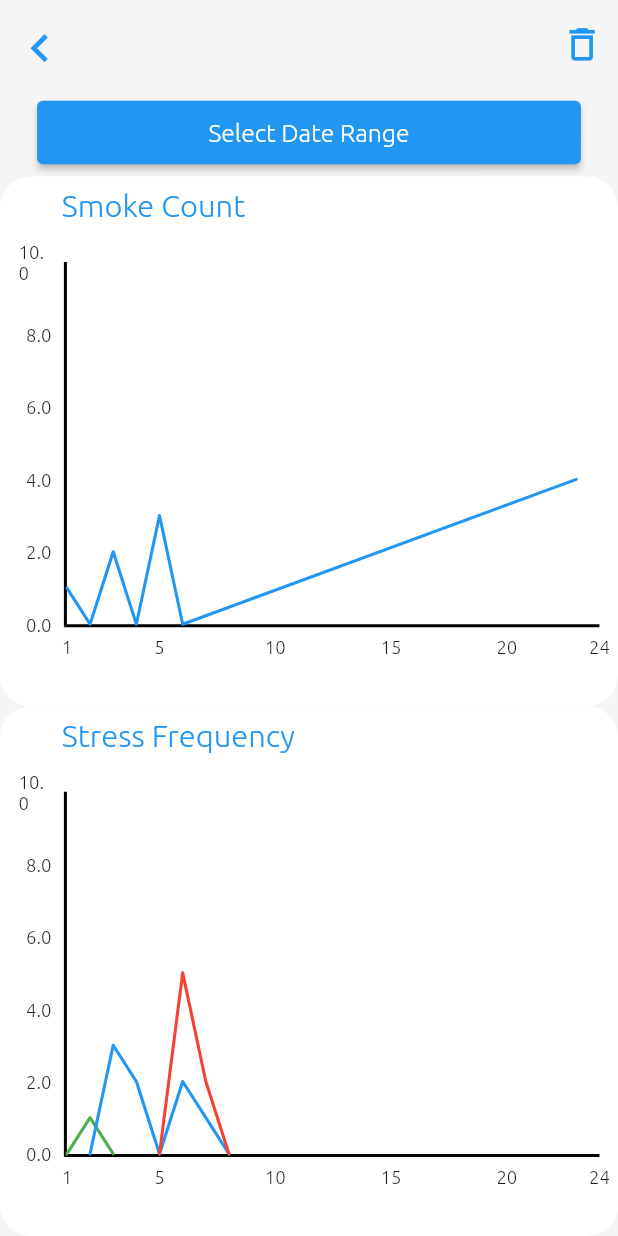
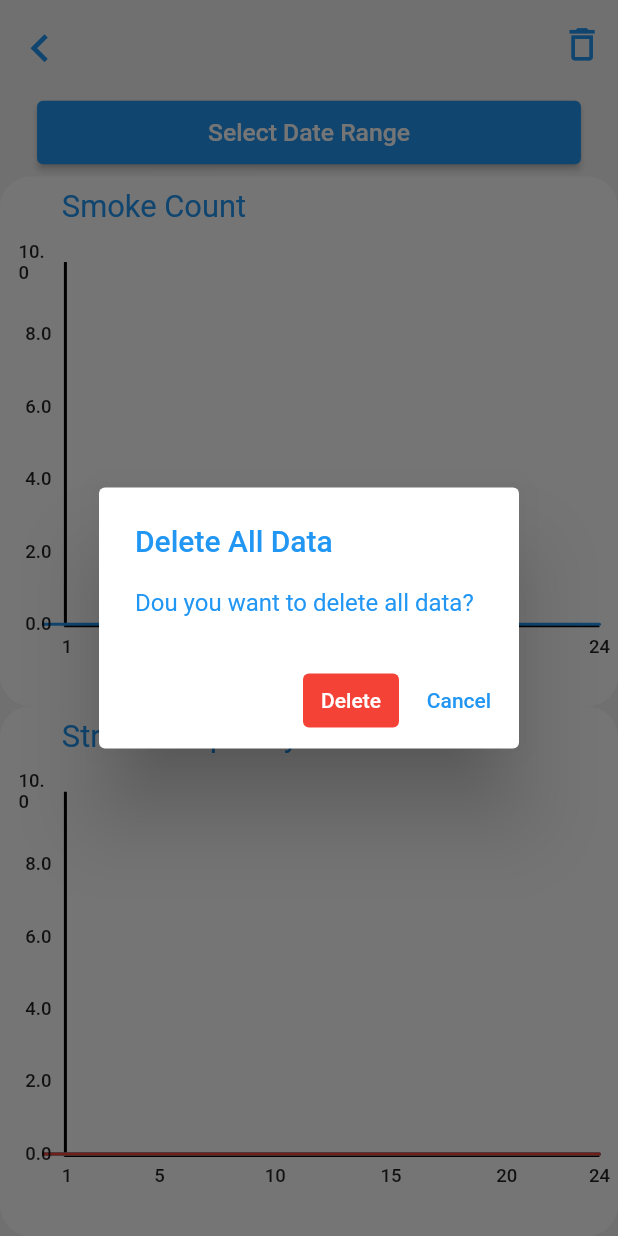
Before and after one commit to erdemsiyam/sigara_metre, a Flutter app: the ChartPage screen opened directly, after a tap on the "delete outline" icon, on a phone screen of 412 x 824 dp. Run offline on Flutter 3.47's test engine with Material 2 defaults, Android fonts, the phone set to English and light mode, and no system bars; drawn by our look-alikes of fl_chart; our stand-ins replace device_preview, sqflite, toggle_switch; missing offline and left inert: date_range_picker; accounts and stored records are empty.

```diff
--- a/lib/pages/chart/chart_page.dart
+++ b/lib/pages/chart/chart_page.dart
@@ -1,12 +1,19 @@
 import 'package:flutter/material.dart';
+import 'package:provider/provider.dart';
 import 'package:sigara_metre/pages/chart/widget/smoke_chart_widget.dart';
 import 'package:sigara_metre/pages/chart/widget/stress_chart_widget.dart';
+import 'package:sigara_metre/provider/chart_provider.dart';
 import 'package:sigara_metre/util/context_extension.dart';
 import 'package:date_range_picker/date_range_picker.dart' as DateRangePicker;
 
 class ChartPage extends StatelessWidget {
+  ChartProvider _chartProvider;
   @override
   Widget build(BuildContext context) {
+    _chartProvider = Provider.of<ChartProvider>(context, listen: false);
+
+    initData();
+
     return Scaffold(
       backgroundColor: Colors.grey[100],
       body: SafeArea(
@@ -37,6 +44,13 @@ class ChartPage extends StatelessWidget {
     );
   }
 
+  void initData() {
+    // ilk veri çekilir
+    if (_chartProvider.chartData == ChartData.INIT) {
+      _chartProvider.getChartsData(DateTime.now(), DateTime.now());
+    }
+  }
+
   Widget topButtons(BuildContext context) {
     return Row(
       mainAxisSize: MainAxisSize.max,
@@ -59,10 +73,48 @@ class ChartPage extends StatelessWidget {
             color: Colors.blue,
           ),
           onPressed: () {
-            // TODO  delete
+            customShowDialog(context);
           },
         ),
       ],
+    );
+  }
+
+  void customShowDialog(BuildContext context) {
+    showDialog(
+      context: context,
+      builder: (_) {
+        return AlertDialog(
+          title: Text('Delete All Data'),
+          content: Text('Dou you want to delete all data?'),
+          actions: [
+            TextButton(
+              onPressed: () {
+                _chartProvider.deleteAllData();
+                Navigator.of(context).pop();
+              },
+              child: Text(
+                'Delete',
+                style: context.theme.textTheme.bodyText1.copyWith(
+                  color: Colors.white,
+                ),
+              ),
+              style: ButtonStyle(
+                backgroundColor: MaterialStateProperty.all<Color>(Colors.red),
+              ),
+            ),
+            TextButton(
+              onPressed: () {
+                Navigator.of(context).pop();
+              },
+              child: Text(
+                'Cancel',
+                style: context.theme.textTheme.bodyText1,
+              ),
+            ),
+          ],
+        );
+      },
     );
   }
 
@@ -94,8 +146,7 @@ class ChartPage extends StatelessWidget {
       lastDate: DateTime(2022),
     );
     if (picked != null && picked.length == 2) {
-      // TODO alttakini aç
-      // _smokeProvider.getChartsData(picked[0], picked[1]);
+      _chartProvider.getChartsData(picked[0], picked[1]);
     }
   }
 }
--- a/lib/pages/chart/widget/smoke_chart_widget.dart
+++ b/lib/pages/chart/widget/smoke_chart_widget.dart
@@ -1,18 +1,34 @@
 import 'package:fl_chart/fl_chart.dart';
 import 'package:flutter/material.dart';
+import 'package:provider/provider.dart';
+import 'package:sigara_metre/provider/chart_provider.dart';
 import 'package:sigara_metre/util/context_extension.dart';
 
 class SmokeChartWidget extends StatelessWidget {
-  List<FlSpot> flSpots = [];
+  ChartProvider _chartProvider;
   @override
   Widget build(BuildContext context) {
-    flSpots.add(FlSpot(1, 1));
-    flSpots.add(FlSpot(2, 0));
-    flSpots.add(FlSpot(3, 2));
-    flSpots.add(FlSpot(4, 0));
-    flSpots.add(FlSpot(5, 3));
-    flSpots.add(FlSpot(6, 0));
-    flSpots.add(FlSpot(23, 4));
+    // flSpots.add(FlSpot(1, 1));
+    // flSpots.add(FlSpot(2, 0));
+    // flSpots.add(FlSpot(3, 2));
+    // flSpots.add(FlSpot(4, 0));
+    // flSpots.add(FlSpot(5, 3));
+    // flSpots.add(FlSpot(6, 0));
+    // flSpots.add(FlSpot(23, 4));
+    _chartProvider = Provider.of<ChartProvider>(context);
+    switch (_chartProvider.chartData) {
+      case ChartData.INIT:
+      case ChartData.LOADING:
+        return Row(
+          mainAxisAlignment: MainAxisAlignment.center,
+          children: [CircularProgressIndicator()],
+        );
+      case ChartData.DONE:
+        return chart(context);
+    }
+  }
+
+  Widget chart(BuildContext context) {
     return Container(
       alignment: Alignment.center,
       child: Container(
@@ -114,7 +130,7 @@ class SmokeChartWidget extends StatelessWidget {
 
   LineChartBarData linesBarData(BuildContext context) {
     return LineChartBarData(
-      spots: flSpots,
+      spots: _chartProvider.spotSmokes,
       isCurved: false,
       colors: [
         Colors.blue,
--- a/lib/pages/chart/widget/stress_chart_widget.dart
+++ b/lib/pages/chart/widget/stress_chart_widget.dart
@@ -1,41 +1,55 @@
 import 'package:fl_chart/fl_chart.dart';
 import 'package:flutter/material.dart';
+import 'package:provider/provider.dart';
+import 'package:sigara_metre/provider/chart_provider.dart';
 import 'package:sigara_metre/util/context_extension.dart';
 
 class StressChartWidget extends StatelessWidget {
-  List<FlSpot> flSpotsFine = [];
-  List<FlSpot> flSpotsNormal = [];
-  List<FlSpot> flSpotsStress = [];
+  ChartProvider _chartProvider;
   @override
   Widget build(BuildContext context) {
-    flSpotsFine.add(FlSpot(1, 0));
-    flSpotsFine.add(FlSpot(2, 1));
-    flSpotsFine.add(FlSpot(3, 0));
-    // flSpotsFine.add(FlSpot(4, 0));
-    // flSpotsFine.add(FlSpot(5, 0));
-    // flSpotsFine.add(FlSpot(6, 0));
-    // flSpotsFine.add(FlSpot(7, 0));
+    // flSpotsFine.add(FlSpot(1, 0));
+    // flSpotsFine.add(FlSpot(2, 1));
+    // flSpotsFine.add(FlSpot(3, 0));
+    // // flSpotsFine.add(FlSpot(4, 0));
+    // // flSpotsFine.add(FlSpot(5, 0));
+    // // flSpotsFine.add(FlSpot(6, 0));
+    // // flSpotsFine.add(FlSpot(7, 0));
 
-    // flSpotsNormal.add(FlSpot(1, 0));
-    flSpotsNormal.add(FlSpot(2, 0));
-    flSpotsNormal.add(FlSpot(3, 3));
-    flSpotsNormal.add(FlSpot(4, 2));
-    flSpotsNormal.add(FlSpot(5, 0));
-    flSpotsNormal.add(FlSpot(6, 2));
-    flSpotsNormal.add(FlSpot(7, 1));
-    flSpotsNormal.add(FlSpot(8, 0));
-    // flSpotsNormal.add(FlSpot(6, 0));
-    // flSpotsNormal.add(FlSpot(7, 0));
+    // // flSpotsNormal.add(FlSpot(1, 0));
+    // flSpotsNormal.add(FlSpot(2, 0));
+    // flSpotsNormal.add(FlSpot(3, 3));
+    // flSpotsNormal.add(FlSpot(4, 2));
+    // flSpotsNormal.add(FlSpot(5, 0));
+    // flSpotsNormal.add(FlSpot(6, 2));
+    // flSpotsNormal.add(FlSpot(7, 1));
+    // flSpotsNormal.add(FlSpot(8, 0));
+    // // flSpotsNormal.add(FlSpot(6, 0));
+    // // flSpotsNormal.add(FlSpot(7, 0));
 
-    // flSpotsStress.add(FlSpot(1, 0));
-    // flSpotsStress.add(FlSpot(2, 0));
-    // flSpotsStress.add(FlSpot(3, 0));
-    // flSpotsStress.add(FlSpot(4, 0));
-    flSpotsStress.add(FlSpot(5, 0));
-    flSpotsStress.add(FlSpot(6, 5));
-    flSpotsStress.add(FlSpot(7, 2));
-    flSpotsStress.add(FlSpot(8, 0));
+    // // flSpotsStress.add(FlSpot(1, 0));
+    // // flSpotsStress.add(FlSpot(2, 0));
+    // // flSpotsStress.add(FlSpot(3, 0));
+    // // flSpotsStress.add(FlSpot(4, 0));
+    // flSpotsStress.add(FlSpot(5, 0));
+    // flSpotsStress.add(FlSpot(6, 5));
+    // flSpotsStress.add(FlSpot(7, 2));
+    // flSpotsStress.add(FlSpot(8, 0));
 
+    _chartProvider = Provider.of<ChartProvider>(context);
+    switch (_chartProvider.chartData) {
+      case ChartData.INIT:
+      case ChartData.LOADING:
+        return Row(
+          mainAxisAlignment: MainAxisAlignment.center,
+          children: [CircularProgressIndicator()],
+        );
+      case ChartData.DONE:
+        return chart(context);
+    }
+  }
+
+  Widget chart(BuildContext context) {
     return Container(
       alignment: Alignment.center,
       child: Container(
@@ -141,7 +155,7 @@ class StressChartWidget extends StatelessWidget {
 
   LineChartBarData linesBarDataFine(BuildContext context) {
     return LineChartBarData(
-      spots: flSpotsFine,
+      spots: _chartProvider.spotStressLow,
       isCurved: false,
       colors: [
         Colors.green,
@@ -159,7 +173,7 @@ class StressChartWidget extends StatelessWidget {
 
   LineChartBarData linesBarDataNormal(BuildContext context) {
     return LineChartBarData(
-      spots: flSpotsNormal,
+      spots: _chartProvider.spotStressMedium,
       isCurved: false,
       colors: [
         Colors.blue,
@@ -177,7 +191,7 @@ class StressChartWidget extends StatelessWidget {
 
   LineChartBarData linesBarDataStress(BuildContext context) {
     return LineChartBarData(
-      spots: flSpotsStress,
+      spots: _chartProvider.spotStressHigh,
       isCurved: false,
       colors: [
         Colors.red,
--- a/lib/provider/chart_provider.dart
+++ b/lib/provider/chart_provider.dart
@@ -1,5 +1,115 @@
+import 'package:fl_chart/fl_chart.dart';
 import 'package:flutter/material.dart';
+import 'package:sigara_metre/model/smoke.dart';
+import 'package:sigara_metre/pages/home/enum/stress_enum.dart';
+import 'package:sigara_metre/repository/smoke_repository.dart';
+
+enum ChartData { INIT, LOADING, DONE }
 
 class ChartProvider with ChangeNotifier {
+  ChartData chartData = ChartData.INIT;
+  List<FlSpot> spotSmokes = [],
+      spotStressHigh = [],
+      spotStressMedium = [],
+      spotStressLow = [];
+  List<double> _listSmokeDataHourly = [];
+  List<List<double>> _listStressDataHourly = [];
 
+  void deleteAllData() async {
+    await SmokeRepository().deleteAll();
+  }
+
+  void getChartsData(DateTime startDate, DateTime endDate) async {
+    // veriler sıfırlanır ön yüze bildirilir
+    if (chartData != ChartData.INIT) {
+      chartData = ChartData.LOADING;
+      notifyListeners();
+    }
+
+    spotSmokes.clear();
+    spotStressHigh.clear();
+    spotStressMedium.clear();
+    spotStressLow.clear();
+    _listSmokeDataHourly.clear();
+    _listStressDataHourly.clear();
+
+    // girilen başlangıç ve bitiş tarihi arasındaki gün sayısı alınır
+    int dayRange = endDate.difference(startDate).inDays + 1;
+
+    // smoke verileri çekilir
+    List<Smoke> smokes = await SmokeRepository().getAll();
+    List<Smoke> tempSmokes = [];
+    // saatlere göre sigara sayısı tutulacak liste oluşturulur
+    _listSmokeDataHourly = new List<double>.generate(25, (i) => 0);
+    _listStressDataHourly = new List<List<double>>.generate(
+        25, (i) => new List<double>.generate(3, (index) => 0));
+
+    // Seçilen Tarih aralığındaki tüm günler için dolaşılır smoke verileri alınır
+    List<Smoke> tempSmokes2 = [];
+    int dayCount = dayRange;
+    for (int i = 0; i < dayCount; i++) {
+      // her bir gün kontrol edilir, içinde veri olmayan gün varsa, toplam gün sayısından çıkarılır.
+      DateTime nextDay = startDate.add(Duration(days: i));
+      tempSmokes2 = smokes
+          .where((x) =>
+              x.dateTime.year == nextDay.year &&
+              x.dateTime.month == nextDay.month &&
+              x.dateTime.day == nextDay.day)
+          .toList();
+      if (tempSmokes2.length <= 0) {
+        dayRange -= 1;
+      } else {
+        // içinde smoke verisi olan gün varsa, o veriler eklenir.
+        tempSmokes.addAll(tempSmokes2);
+      }
+    }
+
+    // Hangi saatte sigara içildi bilgileri listeye eklenir
+    for (Smoke smoke in tempSmokes) {
+      // içilen smoke sayısı
+      _listSmokeDataHourly[smoke.dateTime.hour] += 1;
+      // stress değeri eklenir
+      _listStressDataHourly[smoke.dateTime.hour][smoke.stress - 1] += 1;
+    }
+
+    // Tarih aralığı seçilmişse, içilen sigara ortalaması alınır, ve stress ort.
+    if (dayRange > 1) {
+      for (int i = 0; i < _listSmokeDataHourly.length; i++) {
+        // o saat içinde içilen sigaralar toplamı, kaç gün ise o kadara bölünür
+        _listSmokeDataHourly[i] /= dayRange;
+        // o saat içindeki stress toplamları, kaç gün ise o kadara bölünür
+        _listStressDataHourly[i][0] /= dayRange;
+        _listStressDataHourly[i][1] /= dayRange;
+        _listStressDataHourly[i][2] /= dayRange;
+        // virgülden sonra ilk basamağa kadar yuvarlanır.
+        _listSmokeDataHourly[i] =
+            double.parse(_listSmokeDataHourly[i].toStringAsFixed(1));
+        _listStressDataHourly[i][0] =
+            double.parse(_listStressDataHourly[i][0].toStringAsFixed(1));
+        _listStressDataHourly[i][1] =
+            double.parse(_listStressDataHourly[i][1].toStringAsFixed(1));
+        _listStressDataHourly[i][2] =
+            double.parse(_listStressDataHourly[i][2].toStringAsFixed(1));
+      }
+    }
+
+    // Chart dote larına dönüşmesi
+    _listSmokeDataHourly.forEach(
+      (element) =>
+          spotSmokes.add(FlSpot(spotSmokes.length.toDouble(), element)),
+    );
+    _listStressDataHourly.forEach(
+      (element) => {
+        spotStressLow.add(FlSpot(spotStressLow.length.toDouble(), element[0])),
+        spotStressMedium
+            .add(FlSpot(spotStressMedium.length.toDouble(), element[1])),
+        spotStressHigh
+            .add(FlSpot(spotStressHigh.length.toDouble(), element[2])),
+      },
+    );
+
+    // veriler eklendi diye ön yüze haber verilir
+    chartData = ChartData.DONE;
+    notifyListeners();
+  }
 }
--- a/lib/util/database_helper.dart
+++ b/lib/util/database_helper.dart
@@ -26,6 +26,7 @@ class DatabaseHelper {
       _database = await DatabaseHelper()._initializeDatabase();
     return _database;
   }
+  ///data/user/0/com.xaerion.sigara_metre/app_flutter/asset/smoke_counter.db
 
   _initializeDatabase() async {
     Directory klasor = await getApplicationDocumentsDirectory();
--- a/pubspec.yaml
+++ b/pubspec.yaml
@@ -30,7 +30,7 @@ dependencies:
   provider: ^5.0.0 # provider paketi
   sqflite: any # sql için
   path_provider: ^2.0.1 # dosya okuma - sql için
-
+  flutter_native_admob: ^2.1.0+3 # reklam
 
   # The following adds the Cupertino Icons font to your application.
   # Use with the CupertinoIcons class for iOS style icons.
```
Also changed, not shown: lib/main.dart (+4 -6 lines), lib/model/smoke.dart (+14 -22 lines), lib/pages/home/home_page.dart (+8 -1 lines), lib/pages/home/widget/last_texts_widget.dart (+4 -4 lines), lib/provider/home_provider.dart (+18 -12 lines), lib/repository/smoke_repository.dart (+10 -0 lines), pubspec.lock.
